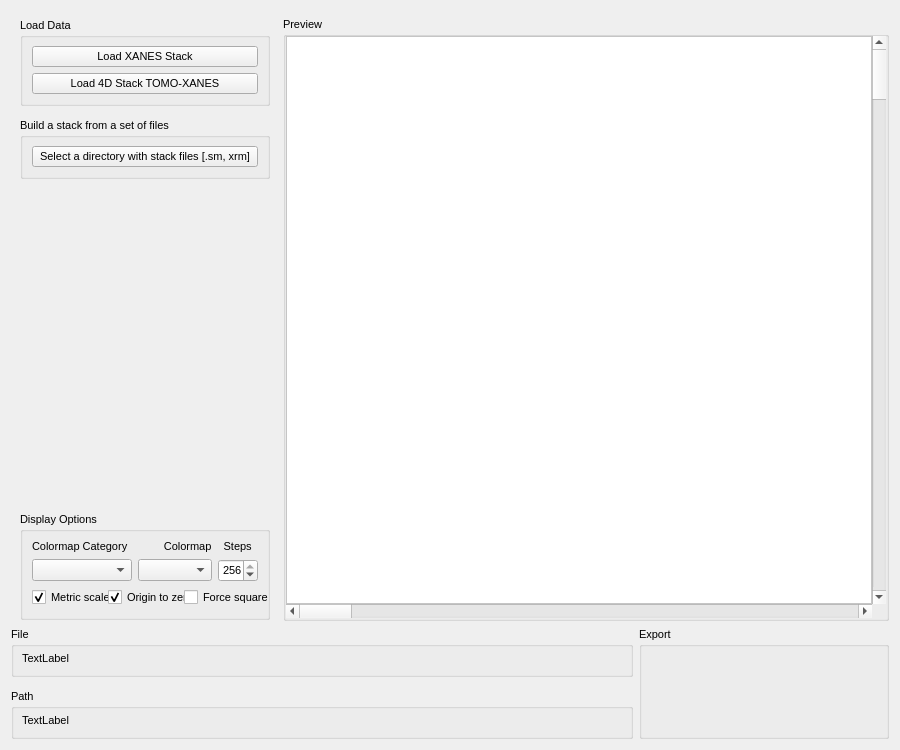
First picture: the form in pageloaddata.ui, repository mlerotic/spectromicroscopy, before the edit.
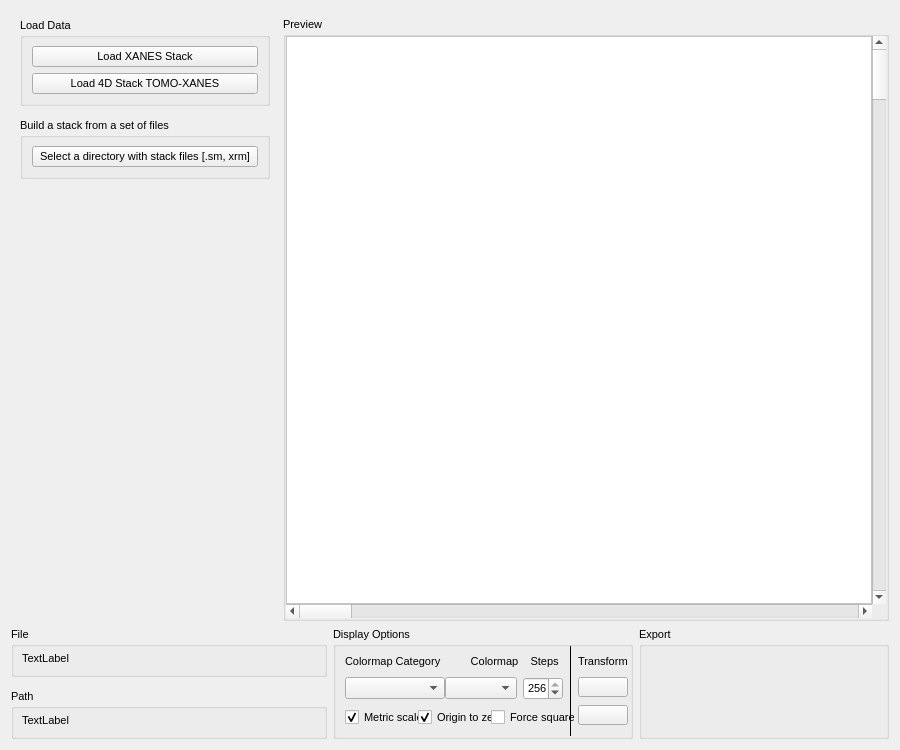
Second picture: the form after the edit. Icons and pictures are not drawn. Custom widgets are drawn as their Qt base class.

Commit message: Stack rotate and mirror functions

Diff of the .ui file:
```diff
--- a/pageloaddata.ui
+++ b/pageloaddata.ui
@@ -176,256 +176,6 @@
           </property>
          </spacer>
         </item>
-        <item>
-         <widget class="QGroupBox" name="DisplayOptions">
-          <property name="sizePolicy">
-           <sizepolicy hsizetype="MinimumExpanding" vsizetype="Preferred">
-            <horstretch>0</horstretch>
-            <verstretch>0</verstretch>
-           </sizepolicy>
-          </property>
-          <property name="minimumSize">
-           <size>
-            <width>0</width>
-            <height>0</height>
-           </size>
-          </property>
-          <property name="maximumSize">
-           <size>
-            <width>250</width>
-            <height>16777215</height>
-           </size>
-          </property>
-          <property name="font">
-           <font>
-            <family>Ubuntu</family>
-            <pointsize>8</pointsize>
-           </font>
-          </property>
-          <property name="title">
-           <string>Display Options</string>
-          </property>
-          <layout class="QVBoxLayout" name="verticalLayout_7">
-           <item>
-            <widget class="QLabel" name="label">
-             <property name="maximumSize">
-              <size>
-               <width>16777215</width>
-               <height>15</height>
-              </size>
-             </property>
-             <property name="font">
-              <font>
-               <family>Ubuntu</family>
-               <pointsize>8</pointsize>
-              </font>
-             </property>
-             <property name="text">
-              <string>Colormap Category            Colormap    Steps</string>
-             </property>
-            </widget>
-           </item>
-           <item>
-            <layout class="QHBoxLayout" name="horizontalLayout_4">
-             <property name="spacing">
-              <number>6</number>
-             </property>
-             <item>
-              <widget class="QComboBox" name="CMCatBox">
-               <property name="sizePolicy">
-                <sizepolicy hsizetype="Preferred" vsizetype="Fixed">
-                 <horstretch>0</horstretch>
-                 <verstretch>0</verstretch>
-                </sizepolicy>
-               </property>
-               <property name="minimumSize">
-                <size>
-                 <width>100</width>
-                 <height>0</height>
-                </size>
-               </property>
-               <property name="maximumSize">
-                <size>
-                 <width>120</width>
-                 <height>16777215</height>
-                </size>
-               </property>
-               <property name="font">
-                <font>
-                 <family>Ubuntu</family>
-                 <pointsize>8</pointsize>
-                </font>
-               </property>
-              </widget>
-             </item>
-             <item>
-              <widget class="QComboBox" name="CMMapBox">
-               <property name="font">
-                <font>
-                 <family>Ubuntu</family>
-                 <pointsize>8</pointsize>
-                </font>
-               </property>
-              </widget>
-             </item>
-             <item>
-              <widget class="QSpinBox" name="StepSpin">
-               <property name="maximumSize">
-                <size>
-                 <width>40</width>
-                 <height>16777215</height>
-                </size>
-               </property>
-               <property name="font">
-                <font>
-                 <family>Ubuntu</family>
-                 <pointsize>8</pointsize>
-                </font>
-               </property>
-               <property name="minimum">
-                <number>2</number>
-               </property>
-               <property name="maximum">
-                <number>256</number>
-               </property>
-               <property name="value">
-                <number>256</number>
-               </property>
-               <property name="displayIntegerBase">
-                <number>10</number>
-               </property>
-              </widget>
-             </item>
-            </layout>
-           </item>
-           <item>
-            <layout class="QHBoxLayout" name="horizontalLayout_6" stretch="1,1,1,0">
-             <property name="spacing">
-              <number>1</number>
-             </property>
-             <item>
-              <widget class="QCheckBox" name="MetricCheckBox">
-               <property name="minimumSize">
-                <size>
-                 <width>80</width>
-                 <height>0</height>
-                </size>
-               </property>
-               <property name="maximumSize">
-                <size>
-                 <width>80</width>
-                 <height>16777215</height>
-                </size>
-               </property>
-               <property name="font">
-                <font>
-                 <family>Ubuntu</family>
-                 <pointsize>8</pointsize>
-                </font>
-               </property>
-               <property name="text">
-                <string>Metric scale</string>
-               </property>
-               <property name="checked">
-                <bool>true</bool>
-               </property>
-              </widget>
-             </item>
-             <item>
-              <widget class="QCheckBox" name="ZeroOriginCheckBox">
-               <property name="minimumSize">
-                <size>
-                 <width>100</width>
-                 <height>0</height>
-                </size>
-               </property>
-               <property name="maximumSize">
-                <size>
-                 <width>100</width>
-                 <height>16777215</height>
-                </size>
-               </property>
-               <property name="font">
-                <font>
-                 <family>Ubuntu</family>
-                 <pointsize>8</pointsize>
-                </font>
-               </property>
-               <property name="text">
-                <string>Origin to zero</string>
-               </property>
-               <property name="checked">
-                <bool>true</bool>
-               </property>
-              </widget>
-             </item>
-             <item>
-              <widget class="QCheckBox" name="SquarePxCheckBox">
-               <property name="minimumSize">
-                <size>
-                 <width>100</width>
-                 <height>0</height>
-                </size>
-               </property>
-               <property name="maximumSize">
-                <size>
-                 <width>100</width>
-                 <height>16777215</height>
-                </size>
-               </property>
-               <property name="font">
-                <font>
-                 <family>Ubuntu</family>
-                 <pointsize>8</pointsize>
-                </font>
-               </property>
-               <property name="autoFillBackground">
-                <bool>false</bool>
-               </property>
-               <property name="text">
-                <string>Force square px</string>
-               </property>
-               <property name="checkable">
-                <bool>true</bool>
-               </property>
-               <property name="checked">
-                <bool>false</bool>
-               </property>
-               <property name="autoRepeat">
-                <bool>false</bool>
-               </property>
-               <property name="autoExclusive">
-                <bool>false</bool>
-               </property>
-               <property name="tristate">
-                <bool>false</bool>
-               </property>
-              </widget>
-             </item>
-             <item>
-              <spacer name="horizontalSpacer">
-               <property name="font">
-                <font>
-                 <family>Ubuntu</family>
-                 <pointsize>8</pointsize>
-                </font>
-               </property>
-               <property name="orientation">
-                <enum>Qt::Horizontal</enum>
-               </property>
-               <property name="sizeHint" stdset="0">
-                <size>
-                 <width>40</width>
-                 <height>20</height>
-                </size>
-               </property>
-              </spacer>
-             </item>
-            </layout>
-           </item>
-          </layout>
-         </widget>
-        </item>
        </layout>
       </widget>
      </item>
@@ -567,7 +317,7 @@
      <property name="spacing">
       <number>6</number>
      </property>
-     <item row="0" column="1">
+     <item row="0" column="2">
       <widget class="QGroupBox" name="groupBox_2">
        <property name="maximumSize">
         <size>
@@ -632,6 +382,9 @@
               <pointsize>8</pointsize>
              </font>
             </property>
+            <property name="cursor">
+             <cursorShape>IBeamCursor</cursorShape>
+            </property>
             <property name="text">
              <string>TextLabel</string>
             </property>
@@ -678,6 +431,9 @@
               <pointsize>8</pointsize>
              </font>
             </property>
+            <property name="cursor">
+             <cursorShape>IBeamCursor</cursorShape>
+            </property>
             <property name="text">
              <string>TextLabel</string>
             </property>
@@ -691,6 +447,378 @@
        </item>
       </layout>
      </item>
+     <item row="0" column="1">
+      <widget class="QGroupBox" name="DisplayOptions">
+       <property name="sizePolicy">
+        <sizepolicy hsizetype="MinimumExpanding" vsizetype="Preferred">
+         <horstretch>0</horstretch>
+         <verstretch>0</verstretch>
+        </sizepolicy>
+       </property>
+       <property name="minimumSize">
+        <size>
+         <width>0</width>
+         <height>0</height>
+        </size>
+       </property>
+       <property name="maximumSize">
+        <size>
+         <width>300</width>
+         <height>16777215</height>
+        </size>
+       </property>
+       <property name="font">
+        <font>
+         <family>Ubuntu</family>
+         <pointsize>8</pointsize>
+        </font>
+       </property>
+       <property name="title">
+        <string>Display Options</string>
+       </property>
+       <layout class="QHBoxLayout" name="horizontalLayout_2">
+        <property name="topMargin">
+         <number>0</number>
+        </property>
+        <property name="rightMargin">
+         <number>0</number>
+        </property>
+        <property name="bottomMargin">
+         <number>0</number>
+        </property>
+        <item>
+         <layout class="QVBoxLayout" name="verticalLayout_3">
+          <property name="spacing">
+           <number>0</number>
+          </property>
+          <property name="bottomMargin">
+           <number>0</number>
+          </property>
+          <item>
+           <widget class="QLabel" name="label">
+            <property name="minimumSize">
+             <size>
+              <width>0</width>
+              <height>15</height>
+             </size>
+            </property>
+            <property name="maximumSize">
+             <size>
+              <width>16777215</width>
+              <height>15</height>
+             </size>
+            </property>
+            <property name="font">
+             <font>
+              <family>Ubuntu</family>
+              <pointsize>8</pointsize>
+             </font>
+            </property>
+            <property name="text">
+             <string>Colormap Category          Colormap    Steps</string>
+            </property>
+           </widget>
+          </item>
+          <item>
+           <layout class="QHBoxLayout" name="horizontalLayout_4">
+            <property name="spacing">
+             <number>6</number>
+            </property>
+            <item>
+             <widget class="QComboBox" name="CMCatBox">
+              <property name="sizePolicy">
+               <sizepolicy hsizetype="Preferred" vsizetype="Fixed">
+                <horstretch>0</horstretch>
+                <verstretch>0</verstretch>
+               </sizepolicy>
+              </property>
+              <property name="minimumSize">
+               <size>
+                <width>100</width>
+                <height>0</height>
+               </size>
+              </property>
+              <property name="maximumSize">
+               <size>
+                <width>120</width>
+                <height>16777215</height>
+               </size>
+              </property>
+              <property name="font">
+               <font>
+                <family>Ubuntu</family>
+                <pointsize>8</pointsize>
+               </font>
+              </property>
+             </widget>
+            </item>
+            <item>
+             <widget class="QComboBox" name="CMMapBox">
+              <property name="font">
+               <font>
+                <family>Ubuntu</family>
+                <pointsize>8</pointsize>
+               </font>
+              </property>
+             </widget>
+            </item>
+            <item>
+             <widget class="QSpinBox" name="StepSpin">
+              <property name="maximumSize">
+               <size>
+                <width>40</width>
+                <height>16777215</height>
+               </size>
+              </property>
+              <property name="font">
+               <font>
+                <family>Ubuntu</family>
+                <pointsize>8</pointsize>
+               </font>
+              </property>
+              <property name="minimum">
+               <number>2</number>
+              </property>
+              <property name="maximum">
+               <number>256</number>
+              </property>
+              <property name="value">
+               <number>256</number>
+              </property>
+              <property name="displayIntegerBase">
+               <number>10</number>
+              </property>
+             </widget>
+            </item>
+           </layout>
+          </item>
+          <item>
+           <layout class="QHBoxLayout" name="horizontalLayout_6" stretch="1,1,1,0">
+            <property name="spacing">
+             <number>1</number>
+            </property>
+            <item>
+             <widget class="QCheckBox" name="MetricCheckBox">
+              <property name="minimumSize">
+               <size>
+                <width>80</width>
+                <height>0</height>
+               </size>
+              </property>
+              <property name="maximumSize">
+               <size>
+                <width>80</width>
+                <height>16777215</height>
+               </size>
+              </property>
+              <property name="font">
+               <font>
+                <family>Ubuntu</family>
+                <pointsize>8</pointsize>
+               </font>
+              </property>
+              <property name="text">
+               <string>Metric scale</string>
+              </property>
+              <property name="checked">
+               <bool>true</bool>
+              </property>
+             </widget>
+            </item>
+            <item>
+             <widget class="QCheckBox" name="ZeroOriginCheckBox">
+              <property name="minimumSize">
+               <size>
+                <width>100</width>
+                <height>0</height>
+               </size>
+              </property>
+              <property name="maximumSize">
+               <size>
+                <width>100</width>
+                <height>16777215</height>
+               </size>
+              </property>
+              <property name="font">
+               <font>
+                <family>Ubuntu</family>
+                <pointsize>8</pointsize>
+               </font>
+              </property>
+              <property name="text">
+               <string>Origin to zero</string>
+              </property>
+              <property name="checked">
+               <bool>true</bool>
+              </property>
+             </widget>
+            </item>
+            <item>
+             <widget class="QCheckBox" name="SquarePxCheckBox">
+              <property name="minimumSize">
+               <size>
+                <width>100</width>
+                <height>0</height>
+               </size>
+              </property>
+              <property name="maximumSize">
+               <size>
+                <width>100</width>
+                <height>16777215</height>
+               </size>
+              </property>
+              <property name="font">
+               <font>
+                <family>Ubuntu</family>
+                <pointsize>8</pointsize>
+               </font>
+              </property>
+              <property name="autoFillBackground">
+               <bool>false</bool>
+              </property>
+              <property name="text">
+               <string>Force square px</string>
+              </property>
+              <property name="checkable">
+               <bool>true</bool>
+              </property>
+              <property name="checked">
+               <bool>false</bool>
+              </property>
+              <property name="autoRepeat">
+               <bool>false</bool>
+              </property>
+              <property name="autoExclusive">
+               <bool>false</bool>
+              </property>
+              <property name="tristate">
+               <bool>false</bool>
+              </property>
+             </widget>
+            </item>
+            <item>
+             <spacer name="horizontalSpacer">
+              <property name="font">
+               <font>
+                <family>Ubuntu</family>
+                <pointsize>8</pointsize>
+               </font>
+              </property>
+              <property name="orientation">
+               <enum>Qt::Horizontal</enum>
+              </property>
+              <property name="sizeHint" stdset="0">
+               <size>
+                <width>40</width>
+                <height>20</height>
+               </size>
+              </property>
+             </spacer>
+            </item>
+           </layout>
+          </item>
+         </layout>
+        </item>
+        <item>
+         <widget class="Line" name="line">
+          <property name="frameShadow">
+           <enum>QFrame::Plain</enum>
+          </property>
+          <property name="orientation">
+           <enum>Qt::Vertical</enum>
+          </property>
+         </widget>
+        </item>
+        <item>
+         <layout class="QVBoxLayout" name="verticalLayout_7">
+          <property name="spacing">
+           <number>0</number>
+          </property>
+          <property name="rightMargin">
+           <number>2</number>
+          </property>
+          <item>
+           <widget class="QLabel" name="label_2">
+            <property name="minimumSize">
+             <size>
+              <width>0</width>
+              <height>15</height>
+             </size>
+            </property>
+            <property name="maximumSize">
+             <size>
+              <width>60</width>
+              <height>15</height>
+             </size>
+            </property>
+            <property name="font">
+             <font>
+              <family>Ubuntu</family>
+              <pointsize>8</pointsize>
+             </font>
+            </property>
+            <property name="text">
+             <string>Transform</string>
+            </property>
+           </widget>
+          </item>
+          <item>
+           <widget class="QPushButton" name="pb_rotate">
+            <property name="maximumSize">
+             <size>
+              <width>60</width>
+              <height>20</height>
+             </size>
+            </property>
+            <property name="layoutDirection">
+             <enum>Qt::LeftToRight</enum>
+            </property>
+            <property name="text">
+             <string/>
+            </property>
+            <property name="icon">
+             <iconset>
+              <normaloff>images/rotate.png</normaloff>images/rotate.png</iconset>
+            </property>
+            <property name="iconSize">
+             <size>
+              <width>16</width>
+              <height>16</height>
+             </size>
+            </property>
+           </widget>
+          </item>
+          <item>
+           <widget class="QPushButton" name="pb_mirror">
+            <property name="maximumSize">
+             <size>
+              <width>60</width>
+              <height>20</height>
+             </size>
+            </property>
+            <property name="autoFillBackground">
+             <bool>false</bool>
+            </property>
+            <property name="text">
+             <string/>
+            </property>
+            <property name="icon">
+             <iconset>
+              <normaloff>images/mirror.png</normaloff>images/mirror.png</iconset>
+            </property>
+            <property name="iconSize">
+             <size>
+              <width>16</width>
+              <height>16</height>
+             </size>
+            </property>
+           </widget>
+          </item>
+         </layout>
+        </item>
+       </layout>
+      </widget>
+     </item>
     </layout>
    </item>
   </layout>
```
The commit also changes 4 other files.
